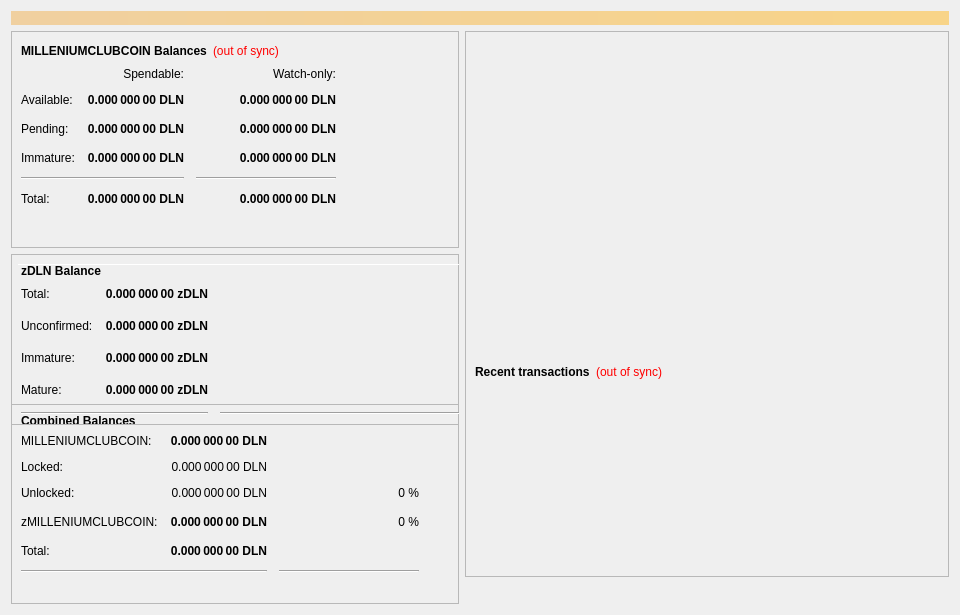
Before: the Qt Designer form src/qt/forms/overviewpage.ui in revivalist777/milleniumclub, drawn with Qt 5.
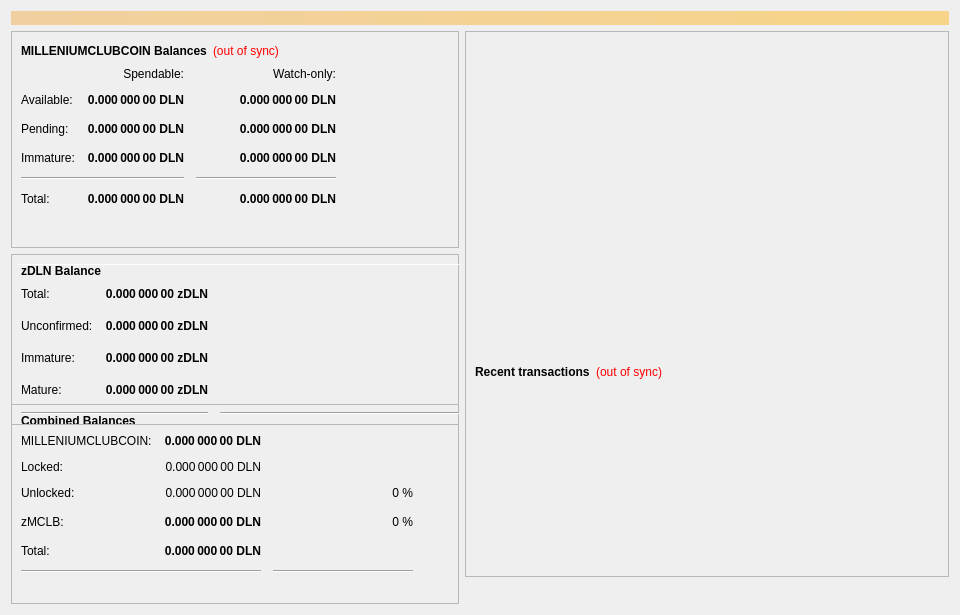
After: the same form once the commit is applied.

Commit message: replace zmilleniumclubcoin into zMCLB

What changed in the file:
```diff
--- a/src/qt/forms/overviewpage.ui
+++ b/src/qt/forms/overviewpage.ui
@@ -1056,7 +1056,7 @@
                 <string/>
                </property>
                <property name="text">
-                <string>zMILLENIUMCLUBCOIN:</string>
+                <string>zMCLB:</string>
                </property>
               </widget>
              </item>
```
Left out of the diff: 2 changed lines with no effect on the pictures. The commit also changes 30 other files.
